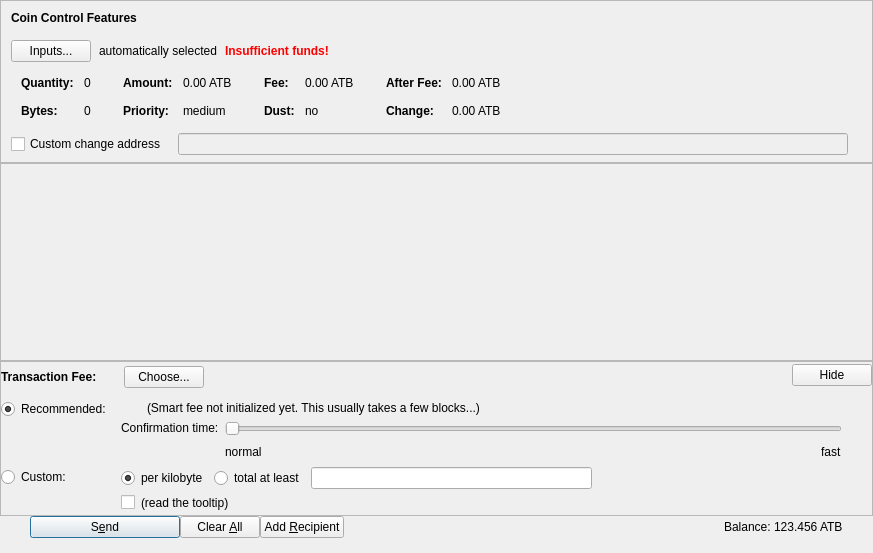
Before: the Qt Designer form src/qt/forms/sendcoinsdialog.ui in Ailein/atbcoin-insight, drawn with Qt 5.
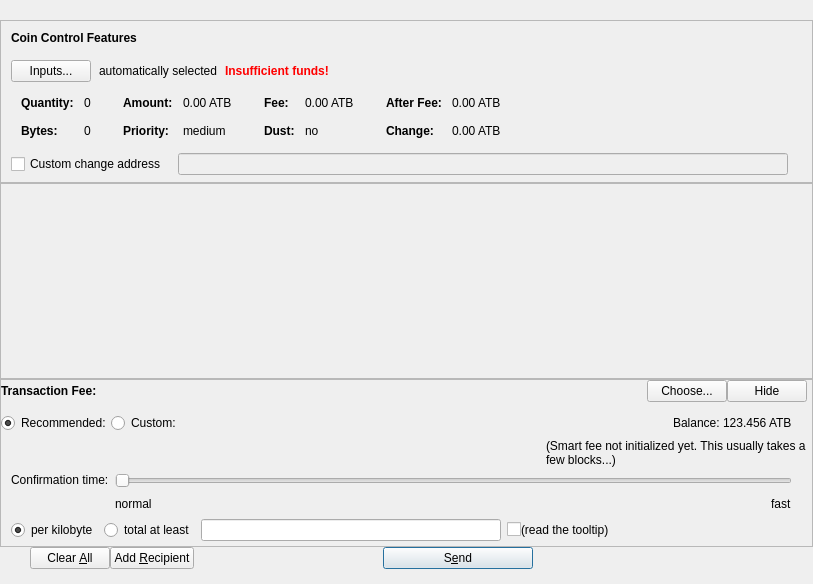
After: the same form once the commit is applied. Icons and pictures are not drawn. Custom widgets are drawn as their Qt base class.

```diff
--- a/src/qt/forms/sendcoinsdialog.ui
+++ b/src/qt/forms/sendcoinsdialog.ui
@@ -6,10 +6,16 @@
    <rect>
     <x>0</x>
     <y>0</y>
-    <width>873</width>
-    <height>553</height>
+    <width>813</width>
+    <height>584</height>
    </rect>
   </property>
+  <property name="minimumSize">
+   <size>
+    <width>0</width>
+    <height>550</height>
+   </size>
+  </property>
   <property name="windowTitle">
    <string>Send Coins</string>
   </property>
@@ -21,7 +27,7 @@
     <number>0</number>
    </property>
    <property name="topMargin">
-    <number>0</number>
+    <number>20</number>
    </property>
    <property name="rightMargin">
     <number>0</number>
@@ -66,7 +72,7 @@
        <number>6</number>
       </property>
       <item>
-       <layout class="QVBoxLayout" name="verticalLayoutCoinControl" stretch="0,0,0,0,1">
+       <layout class="QVBoxLayout" name="verticalLayoutCoinControl" stretch="0,0,0,0,0">
         <property name="spacing">
          <number>0</number>
         </property>
@@ -631,8 +637,8 @@
        <rect>
         <x>0</x>
         <y>0</y>
-        <width>871</width>
-        <height>85</height>
+        <width>811</width>
+        <height>91</height>
        </rect>
       </property>
       <layout class="QVBoxLayout" name="verticalLayout_2" stretch="0,0">
@@ -722,6 +728,9 @@
         <property name="topMargin">
          <number>0</number>
         </property>
+        <property name="rightMargin">
+         <number>5</number>
+        </property>
         <item>
          <layout class="QHBoxLayout" name="horizontalLayoutFee1">
           <property name="bottomMargin">
@@ -732,22 +741,6 @@
             <property name="spacing">
              <number>0</number>
             </property>
-            <item>
-             <spacer name="verticalSpacerSmartFee">
-              <property name="orientation">
-               <enum>Qt::Vertical</enum>
-              </property>
-              <property name="sizeType">
-               <enum>QSizePolicy::Fixed</enum>
-              </property>
-              <property name="sizeHint" stdset="0">
-               <size>
-                <width>1</width>
-                <height>4</height>
-               </size>
-              </property>
-             </spacer>
-            </item>
             <item>
              <layout class="QHBoxLayout" name="horizontalLayoutSmartFee">
               <property name="spacing">
@@ -782,6 +775,19 @@
                 </property>
                </widget>
               </item>
+              <item>
+               <spacer name="horizontalSpacer_6">
+                <property name="orientation">
+                 <enum>Qt::Horizontal</enum>
+                </property>
+                <property name="sizeHint" stdset="0">
+                 <size>
+                  <width>40</width>
+                  <height>20</height>
+                 </size>
+                </property>
+               </spacer>
+              </item>
               <item>
                <widget class="QPushButton" name="buttonChooseFee">
                 <property name="text">
@@ -806,19 +812,6 @@
             </item>
            </layout>
           </item>
-          <item>
-           <spacer name="horizontalSpacer_4">
-            <property name="orientation">
-             <enum>Qt::Horizontal</enum>
-            </property>
-            <property name="sizeHint" stdset="0">
-             <size>
-              <width>40</width>
-              <height>20</height>
-             </size>
-            </property>
-           </spacer>
-          </item>
           <item>
            <widget class="QPushButton" name="buttonMinimizeFee">
             <property name="toolTip">
@@ -863,7 +856,7 @@
              <property name="verticalSpacing">
               <number>4</number>
              </property>
-             <item row="1" column="1">
+             <item row="2" column="1">
               <layout class="QVBoxLayout" name="verticalLayoutFee8">
                <property name="spacing">
                 <number>6</number>
@@ -903,123 +896,65 @@
                   <widget class="BitcoinAmountField" name="customFee"/>
                  </item>
                  <item>
-                  <spacer name="horizontalSpacer_6">
-                   <property name="orientation">
-                    <enum>Qt::Horizontal</enum>
+                  <layout class="QHBoxLayout" name="horizontalLayoutFee8">
+                   <property name="spacing">
+                    <number>0</number>
                    </property>
-                   <property name="sizeHint" stdset="0">
-                    <size>
-                     <width>1</width>
-                     <height>1</height>
-                    </size>
-                   </property>
-                  </spacer>
+                   <item>
+                    <widget class="QCheckBox" name="checkBoxMinimumFee">
+                     <property name="toolTip">
+                      <string>Paying only the minimum fee is just fine as long as there is less transaction volume than space in the blocks. But be aware that this can end up in a never confirming transaction once there is more demand for bitcoin transactions than the network can process.</string>
+                     </property>
+                     <property name="text">
+                      <string/>
+                     </property>
+                    </widget>
+                   </item>
+                   <item>
+                    <widget class="QLabel" name="labelMinFeeWarning">
+                     <property name="enabled">
+                      <bool>true</bool>
+                     </property>
+                     <property name="minimumSize">
+                      <size>
+                       <width>250</width>
+                       <height>0</height>
+                      </size>
+                     </property>
+                     <property name="toolTip">
+                      <string>Paying only the minimum fee is just fine as long as there is less transaction volume than space in the blocks. But be aware that this can end up in a never confirming transaction once there is more demand for bitcoin transactions than the network can process.</string>
+                     </property>
+                     <property name="text">
+                      <string>(read the tooltip)</string>
+                     </property>
+                     <property name="wordWrap">
+                      <bool>true</bool>
+                     </property>
+                     <property name="margin">
+                      <number>0</number>
+                     </property>
+                    </widget>
+                   </item>
+                   <item>
+                    <spacer name="horizontalSpacer_8">
+                     <property name="orientation">
+                      <enum>Qt::Horizontal</enum>
+                     </property>
+                     <property name="sizeHint" stdset="0">
+                      <size>
+                       <width>1</width>
+                       <height>1</height>
+                      </size>
+                     </property>
+                    </spacer>
+                   </item>
+                  </layout>
                  </item>
                 </layout>
                </item>
-               <item>
-                <layout class="QHBoxLayout" name="horizontalLayoutFee8">
-                 <item>
-                  <widget class="QCheckBox" name="checkBoxMinimumFee">
-                   <property name="toolTip">
-                    <string>Paying only the minimum fee is just fine as long as there is less transaction volume than space in the blocks. But be aware that this can end up in a never confirming transaction once there is more demand for bitcoin transactions than the network can process.</string>
-                   </property>
-                   <property name="text">
-                    <string/>
-                   </property>
-                  </widget>
-                 </item>
-                 <item>
-                  <widget class="QLabel" name="labelMinFeeWarning">
-                   <property name="enabled">
-                    <bool>true</bool>
-                   </property>
-                   <property name="toolTip">
-                    <string>Paying only the minimum fee is just fine as long as there is less transaction volume than space in the blocks. But be aware that this can end up in a never confirming transaction once there is more demand for bitcoin transactions than the network can process.</string>
-                   </property>
-                   <property name="text">
-                    <string>(read the tooltip)</string>
-                   </property>
-                   <property name="margin">
-                    <number>5</number>
-                   </property>
-                  </widget>
-                 </item>
-                 <item>
-                  <spacer name="horizontalSpacer_2">
-                   <property name="orientation">
-                    <enum>Qt::Horizontal</enum>
-                   </property>
-                   <property name="sizeHint" stdset="0">
-                    <size>
-                     <width>1</width>
-                     <height>1</height>
-                    </size>
-                   </property>
-                  </spacer>
-                 </item>
-                </layout>
-               </item>
               </layout>
              </item>
-             <item row="0" column="0">
-              <layout class="QVBoxLayout" name="verticalLayoutFee4" stretch="0,1">
-               <item>
-                <widget class="QRadioButton" name="radioSmartFee">
-                 <property name="text">
-                  <string>Recommended:</string>
-                 </property>
-                 <property name="checked">
-                  <bool>true</bool>
-                 </property>
-                 <attribute name="buttonGroup">
-                  <string notr="true">groupFee</string>
-                 </attribute>
-                </widget>
-               </item>
-               <item>
-                <spacer name="verticalSpacer_2">
-                 <property name="orientation">
-                  <enum>Qt::Vertical</enum>
-                 </property>
-                 <property name="sizeHint" stdset="0">
-                  <size>
-                   <width>1</width>
-                   <height>1</height>
-                  </size>
-                 </property>
-                </spacer>
-               </item>
-              </layout>
-             </item>
-             <item row="1" column="0">
-              <layout class="QVBoxLayout" name="verticalLayoutFee9" stretch="0,1">
-               <item>
-                <widget class="QRadioButton" name="radioCustomFee">
-                 <property name="text">
-                  <string>Custom:</string>
-                 </property>
-                 <attribute name="buttonGroup">
-                  <string notr="true">groupFee</string>
-                 </attribute>
-                </widget>
-               </item>
-               <item>
-                <spacer name="verticalSpacer_6">
-                 <property name="orientation">
-                  <enum>Qt::Vertical</enum>
-                 </property>
-                 <property name="sizeHint" stdset="0">
-                  <size>
-                   <width>1</width>
-                   <height>1</height>
-                  </size>
-                 </property>
-                </spacer>
-               </item>
-              </layout>
-             </item>
-             <item row="0" column="1">
+             <item row="1" column="1">
               <layout class="QVBoxLayout" name="verticalLayoutFee3" stretch="0,0,1">
                <property name="spacing">
                 <number>6</number>
@@ -1031,6 +966,18 @@
                 <layout class="QHBoxLayout" name="horizontalLayoutFee12">
                  <item>
                   <widget class="QLabel" name="labelSmartFee">
+                   <property name="sizePolicy">
+                    <sizepolicy hsizetype="Minimum" vsizetype="Minimum">
+                     <horstretch>0</horstretch>
+                     <verstretch>0</verstretch>
+                    </sizepolicy>
+                   </property>
+                   <property name="maximumSize">
+                    <size>
+                     <width>9999</width>
+                     <height>16777215</height>
+                    </size>
+                   </property>
                    <property name="text">
                     <string/>
                    </property>
@@ -1041,6 +988,18 @@
                  </item>
                  <item>
                   <widget class="QLabel" name="labelFeeEstimation">
+                   <property name="sizePolicy">
+                    <sizepolicy hsizetype="Minimum" vsizetype="Minimum">
+                     <horstretch>0</horstretch>
+                     <verstretch>0</verstretch>
+                    </sizepolicy>
+                   </property>
+                   <property name="maximumSize">
+                    <size>
+                     <width>999999</width>
+                     <height>16777215</height>
+                    </size>
+                   </property>
                    <property name="text">
                     <string/>
                    </property>
@@ -1048,27 +1007,34 @@
                  </item>
                  <item>
                   <widget class="QLabel" name="labelSmartFee2">
+                   <property name="maximumSize">
+                    <size>
+                     <width>9999999</width>
+                     <height>16777215</height>
+                    </size>
+                   </property>
+                   <property name="font">
+                    <font>
+                     <stylestrategy>PreferDefault</stylestrategy>
+                    </font>
+                   </property>
+                   <property name="layoutDirection">
+                    <enum>Qt::LeftToRight</enum>
+                   </property>
+                   <property name="autoFillBackground">
+                    <bool>false</bool>
+                   </property>
                    <property name="text">
                     <string>(Smart fee not initialized yet. This usually takes a few blocks...)</string>
                    </property>
+                   <property name="wordWrap">
+                    <bool>true</bool>
+                   </property>
                    <property name="margin">
-                    <number>2</number>
+                    <number>0</number>
                    </property>
                   </widget>
                  </item>
-                 <item>
-                  <spacer name="horizontalSpacer_5">
-                   <property name="orientation">
-                    <enum>Qt::Horizontal</enum>
-                   </property>
-                   <property name="sizeHint" stdset="0">
-                    <size>
-                     <width>1</width>
-                     <height>1</height>
-                    </size>
-                   </property>
-                  </spacer>
-                 </item>
                 </layout>
                </item>
                <item>
@@ -1103,7 +1069,7 @@
                  <item>
                   <layout class="QVBoxLayout" name="verticalLayoutFee5">
                    <property name="rightMargin">
-                    <number>30</number>
+                    <number>15</number>
                    </property>
                    <item>
                     <widget class="QSlider" name="sliderSmartFee">
@@ -1183,6 +1149,101 @@
                </item>
               </layout>
              </item>
+             <item row="0" column="0" colspan="2">
+              <layout class="QHBoxLayout" name="horizontalLayout_6">
+               <item>
+                <widget class="QRadioButton" name="radioSmartFee">
+                 <property name="text">
+                  <string>Recommended:</string>
+                 </property>
+                 <property name="checked">
+                  <bool>true</bool>
+                 </property>
+                 <attribute name="buttonGroup">
+                  <string notr="true">groupFee</string>
+                 </attribute>
+                </widget>
+               </item>
+               <item>
+                <widget class="QRadioButton" name="radioCustomFee">
+                 <property name="text">
+                  <string>Custom:</string>
+                 </property>
+                 <attribute name="buttonGroup">
+                  <string notr="true">groupFee</string>
+                 </attribute>
+                </widget>
+               </item>
+               <item>
+                <layout class="QHBoxLayout" name="horizontalLayout_2">
+                 <property name="spacing">
+                  <number>3</number>
+                 </property>
+                 <item>
+                  <spacer name="horizontalSpacer_7">
+                   <property name="orientation">
+                    <enum>Qt::Horizontal</enum>
+                   </property>
+                   <property name="sizeHint" stdset="0">
+                    <size>
+                     <width>40</width>
+                     <height>20</height>
+                    </size>
+                   </property>
+                  </spacer>
+                 </item>
+                 <item>
+                  <widget class="QLabel" name="BalanceSend">
+                   <property name="sizePolicy">
+                    <sizepolicy hsizetype="Preferred" vsizetype="Fixed">
+                     <horstretch>0</horstretch>
+                     <verstretch>0</verstretch>
+                    </sizepolicy>
+                   </property>
+                   <property name="text">
+                    <string>Balance:</string>
+                   </property>
+                  </widget>
+                 </item>
+                 <item>
+                  <widget class="QLabel" name="labelBalance">
+                   <property name="sizePolicy">
+                    <sizepolicy hsizetype="Preferred" vsizetype="Fixed">
+                     <horstretch>0</horstretch>
+                     <verstretch>0</verstretch>
+                    </sizepolicy>
+                   </property>
+                   <property name="cursor">
+                    <cursorShape>IBeamCursor</cursorShape>
+                   </property>
+                   <property name="text">
+                    <string notr="true">123.456 ATB</string>
+                   </property>
+                   <property name="textInteractionFlags">
+                    <set>Qt::LinksAccessibleByMouse|Qt::TextSelectableByKeyboard|Qt::TextSelectableByMouse</set>
+                   </property>
+                  </widget>
+                 </item>
+                 <item>
+                  <spacer name="horizontalSpacer_4">
+                   <property name="orientation">
+                    <enum>Qt::Horizontal</enum>
+                   </property>
+                   <property name="sizeType">
+                    <enum>QSizePolicy::Fixed</enum>
+                   </property>
+                   <property name="sizeHint" stdset="0">
+                    <size>
+                     <width>15</width>
+                     <height>20</height>
+                    </size>
+                   </property>
+                  </spacer>
+                 </item>
+                </layout>
+               </item>
+              </layout>
+             </item>
             </layout>
            </item>
           </layout>
@@ -1217,32 +1278,6 @@
      <property name="bottomMargin">
       <number>15</number>
      </property>
-     <item>
-      <widget class="QPushButton" name="sendButton">
-       <property name="minimumSize">
-        <size>
-         <width>150</width>
-         <height>0</height>
-        </size>
-       </property>
-       <property name="toolTip">
-        <string>Confirm the send action</string>
-       </property>
-       <property name="text">
-        <string>S&amp;end</string>
-       </property>
-       <property name="icon">
-        <iconset resource="../bitcoin.qrc">
-         <normaloff>:/icons/send</normaloff>:/icons/send</iconset>
-       </property>
-       <property name="autoDefault">
-        <bool>false</bool>
-       </property>
-       <property name="default">
-        <bool>true</bool>
-       </property>
-      </widget>
-     </item>
      <item>
       <widget class="QPushButton" name="clearButton">
        <property name="sizePolicy">
@@ -1297,43 +1332,46 @@
       </spacer>
      </item>
      <item>
-      <layout class="QHBoxLayout" name="horizontalLayout_2">
-       <property name="spacing">
-        <number>3</number>
+      <widget class="QPushButton" name="sendButton">
+       <property name="minimumSize">
+        <size>
+         <width>150</width>
+         <height>0</height>
+        </size>
        </property>
-       <item>
-        <widget class="QLabel" name="label">
-         <property name="sizePolicy">
-          <sizepolicy hsizetype="Preferred" vsizetype="Fixed">
-           <horstretch>0</horstretch>
-           <verstretch>0</verstretch>
-          </sizepolicy>
-         </property>
-         <property name="text">
-          <string>Balance:</string>
-         </property>
-        </widget>
-       </item>
-       <item>
-        <widget class="QLabel" name="labelBalance">
-         <property name="sizePolicy">
-          <sizepolicy hsizetype="Preferred" vsizetype="Fixed">
-           <horstretch>0</horstretch>
-           <verstretch>0</verstretch>
-          </sizepolicy>
-         </property>
-         <property name="cursor">
-          <cursorShape>IBeamCursor</cursorShape>
-         </property>
-         <property name="text">
-          <string notr="true">123.456 ATB</string>
-         </property>
-         <property name="textInteractionFlags">
-          <set>Qt::LinksAccessibleByMouse|Qt::TextSelectableByKeyboard|Qt::TextSelectableByMouse</set>
-         </property>
-        </widget>
-       </item>
-      </layout>
+       <property name="toolTip">
+        <string>Confirm the send action</string>
+       </property>
+       <property name="text">
+        <string>S&amp;end</string>
+       </property>
+       <property name="icon">
+        <iconset resource="../bitcoin.qrc">
+         <normaloff>:/icons/send</normaloff>:/icons/send</iconset>
+       </property>
+       <property name="autoDefault">
+        <bool>false</bool>
+       </property>
+       <property name="default">
+        <bool>true</bool>
+       </property>
+      </widget>
+     </item>
+     <item>
+      <spacer name="horizontalSpacer_2">
+       <property name="orientation">
+        <enum>Qt::Horizontal</enum>
+       </property>
+       <property name="sizeType">
+        <enum>QSizePolicy::Fixed</enum>
+       </property>
+       <property name="sizeHint" stdset="0">
+        <size>
+         <width>250</width>
+         <height>20</height>
+        </size>
+       </property>
+      </spacer>
      </item>
     </layout>
    </item>
```
Left out of the diff: 13 changed lines with no effect on the pictures.
